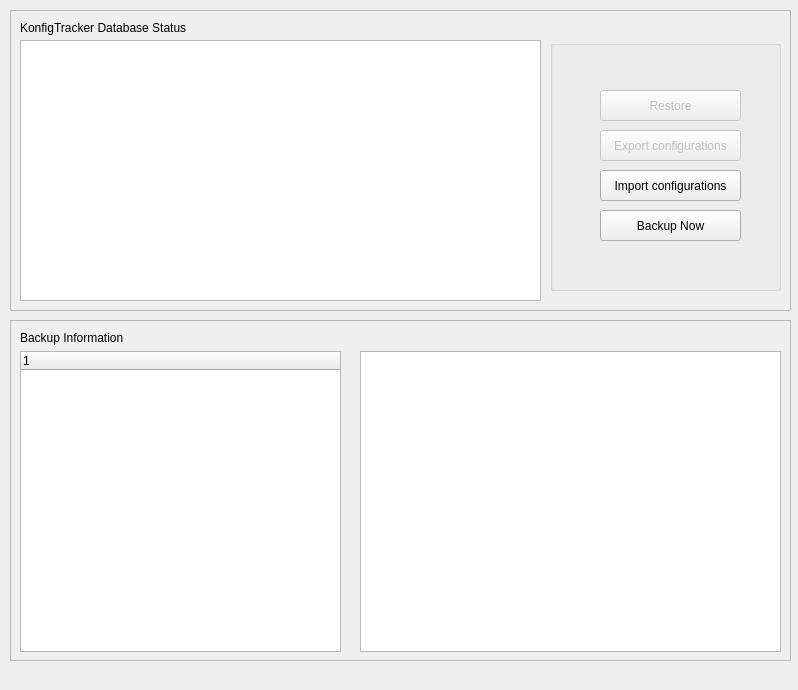
This is playground/gsoc/konfig-tracker/src/konfigtracker/gui/main.ui in pars-linux/uludag as Qt 5 draws it before an edit. The edited form follows.
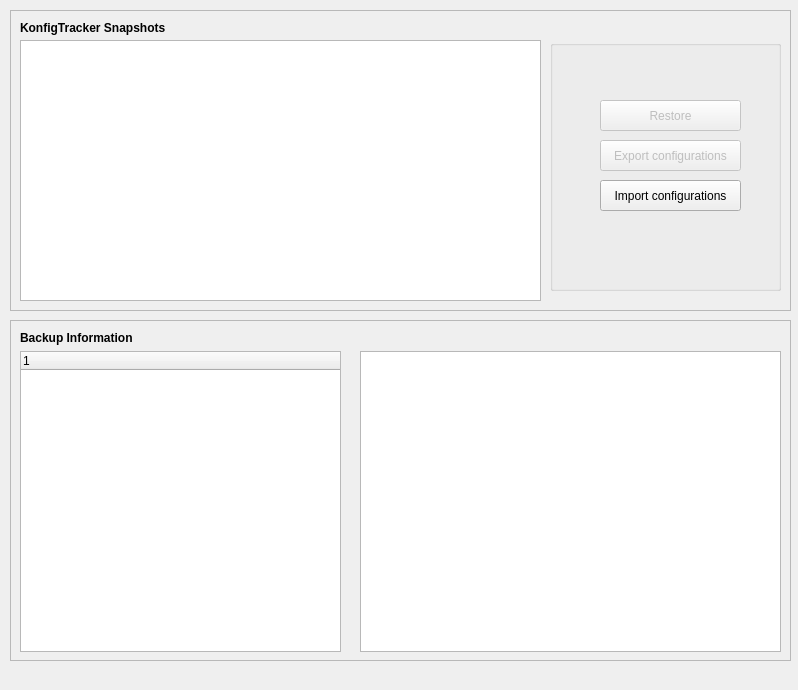
This is the edited form. Custom widgets are drawn as their Qt base class.

Commit message: Removed Backup Now option. It is not needed since backup will be already done if any change is made

```diff
--- a/playground/gsoc/konfig-tracker/src/konfigtracker/gui/main.ui
+++ b/playground/gsoc/konfig-tracker/src/konfigtracker/gui/main.ui
@@ -41,8 +41,14 @@
        <height>16</height>
       </rect>
      </property>
+     <property name="font">
+      <font>
+       <weight>75</weight>
+       <bold>true</bold>
+      </font>
+     </property>
      <property name="text">
-      <string>KonfigTracker Database Status</string>
+      <string>KonfigTracker Snapshots</string>
      </property>
     </widget>
     <widget class="KListWidget" name="backupList">
@@ -71,7 +77,7 @@
       <property name="geometry">
        <rect>
         <x>50</x>
-        <y>90</y>
+        <y>100</y>
         <width>141</width>
         <height>31</height>
        </rect>
@@ -87,7 +93,7 @@
       <property name="geometry">
        <rect>
         <x>50</x>
-        <y>50</y>
+        <y>60</y>
         <width>141</width>
         <height>31</height>
        </rect>
@@ -100,7 +106,7 @@
       <property name="geometry">
        <rect>
         <x>50</x>
-        <y>130</y>
+        <y>140</y>
         <width>141</width>
         <height>31</height>
        </rect>
@@ -109,19 +115,6 @@
        <string>Import configurations</string>
       </property>
      </widget>
-     <widget class="KPushButton" name="backupNow">
-      <property name="geometry">
-       <rect>
-        <x>50</x>
-        <y>170</y>
-        <width>141</width>
-        <height>31</height>
-       </rect>
-      </property>
-      <property name="text">
-       <string>Backup Now</string>
-      </property>
-     </widget>
     </widget>
    </widget>
    <widget class="QFrame" name="frame_2">
@@ -148,6 +141,12 @@
        <height>16</height>
       </rect>
      </property>
+     <property name="font">
+      <font>
+       <weight>75</weight>
+       <bold>true</bold>
+      </font>
+     </property>
      <property name="text">
       <string>Backup Information</string>
      </property>
```
The commit also changes 2 other files.
